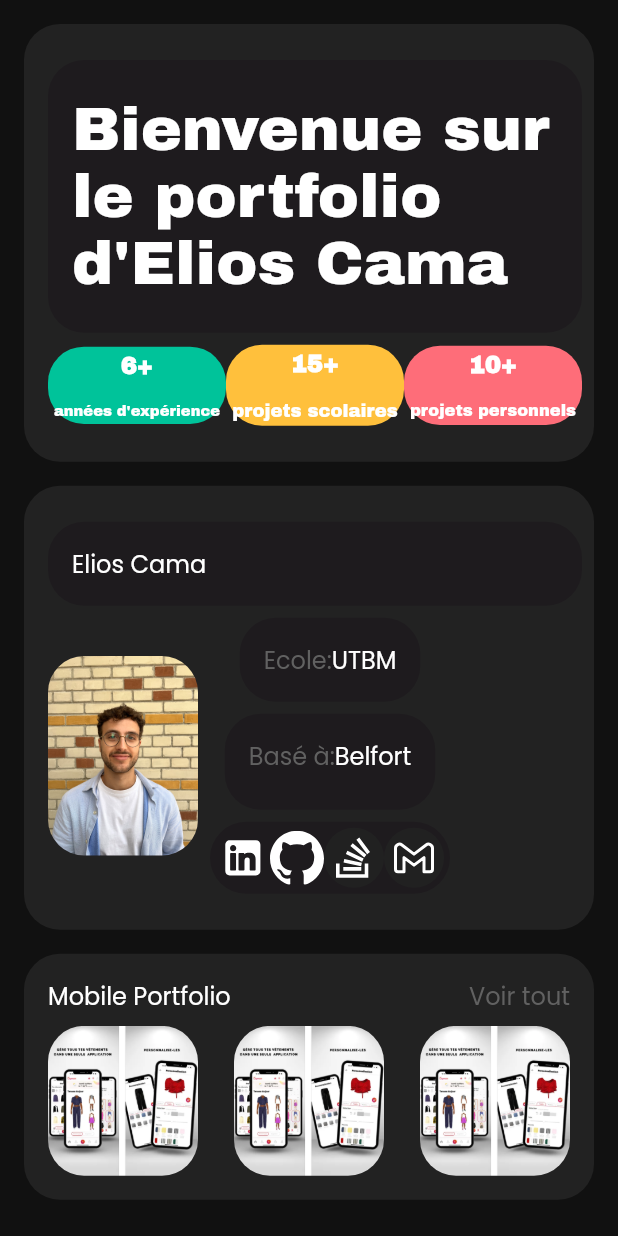
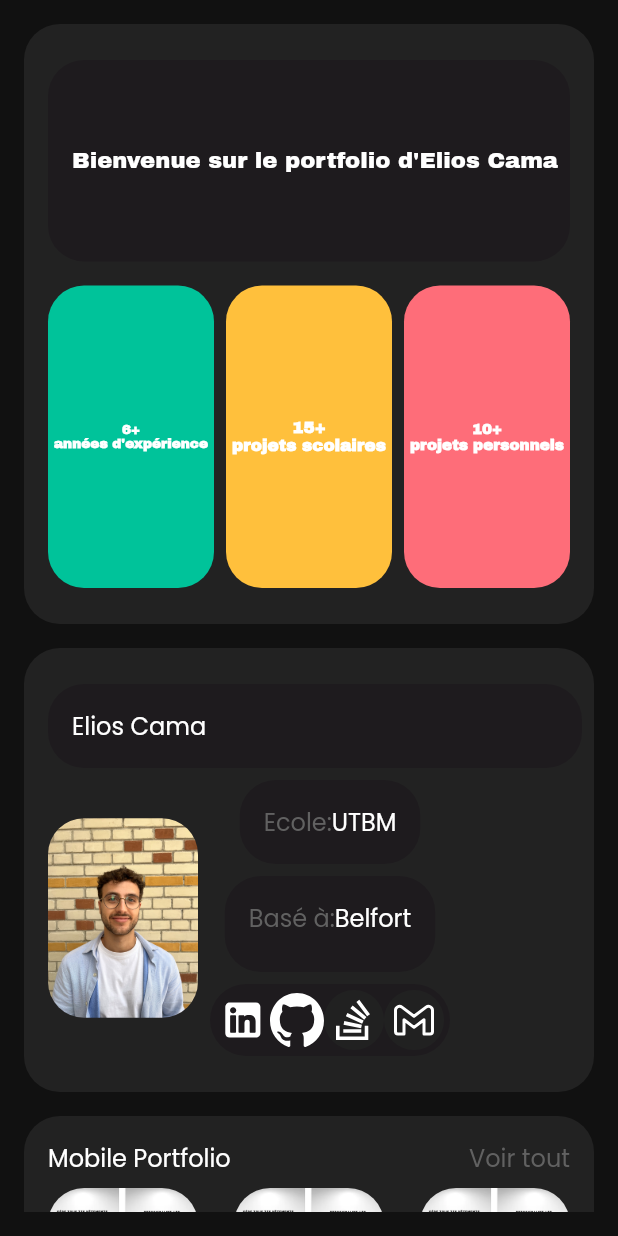
Before and after one commit to elios-cama/portfolio, a Flutter app: the screen it shows after launch, on a phone screen of 412 x 824 dp. Run offline on Flutter 3.47's test engine with Material 2 defaults, Android fonts, the light colour scheme and no system bars; our stand-ins replace flutter_svg, go_router, google_fonts, hooks_riverpod, riverpod.

Commit message:
fixed the colored case and the side bar

```diff
--- a/lib/main.dart
+++ b/lib/main.dart
@@ -18,9 +18,7 @@ class MyApp extends ConsumerWidget {
 
   @override
   Widget build(BuildContext context, WidgetRef ref) {
-    return MediaQuery(
-      data: MediaQueryData.fromWindow(WidgetsBinding.instance.window),
-      child: MaterialApp.router(
+    return MaterialApp.router(
       title: 'Portfolio',
       debugShowCheckedModeBanner: false,
       theme: ThemeData.dark().copyWith(
@@ -30,7 +28,6 @@ class MyApp extends ConsumerWidget {
         canvasColor: secondaryColor,
       ),
       routerConfig: router,
-      ),
     );
   }
 }
--- a/lib/pages/layout/responsive_layout_widget.dart
+++ b/lib/pages/layout/responsive_layout_widget.dart
@@ -1,7 +1,6 @@
 import 'package:flutter/material.dart';
 
 import '../../responsive.dart';
-import '../../theme/constants.dart';
 import '../side_bar/side_bar.dart';
 
 class ResponsiveLayoutWidget extends StatelessWidget {
--- a/lib/pages/layouts/home_page/mobile_list_widget.dart
+++ b/lib/pages/layouts/home_page/mobile_list_widget.dart
@@ -13,14 +13,18 @@ class MobileListWidget extends StatelessWidget {
 
   @override
   Widget build(BuildContext context) {
-    return Expanded(
+    return const Expanded(
       flex: 5,
       child: Padding(
-        padding: const EdgeInsets.all(defaultPadding),
+        padding: EdgeInsets.all(defaultPadding),
         child: SingleChildScrollView(
           child: Column(
-            children: const [
-              HomePagePresentation(),
+            mainAxisSize: MainAxisSize.min,
+            children: [
+              SizedBox(
+                child: HomePagePresentation(),
+                height: 400,
+              ),
               SizedBox(
                 height: defaultPadding,
               ),
--- a/lib/widgets/presentation/ColoredCase.dart
+++ b/lib/widgets/presentation/ColoredCase.dart
@@ -1,5 +1,4 @@
 import 'package:flutter/material.dart';
-import 'package:portflolio/theme/constants.dart';
 
 class ColoredCase extends StatelessWidget {
   const ColoredCase({
@@ -22,36 +21,19 @@ class ColoredCase extends StatelessWidget {
           borderRadius: BorderRadius.circular(24),
           color: color,
         ),
-        child: Column(
-          mainAxisAlignment: MainAxisAlignment.center,
-          children: [
-            FittedBox(
-              fit: BoxFit.contain, // Scale the text to fit within the available width
+        child: Center(
+          child: FittedBox(
+            fit: BoxFit.fitHeight,
             child: Text(
-                number,
+              '$number\n$description',
               textAlign: TextAlign.center,
               style: const TextStyle(
                 color: Colors.white,
                 fontWeight: FontWeight.bold,
                 fontFamily: 'Archivo',
-                  fontSize: 16, // Set the font size based on the width of the container
               ),
             ),
           ),
-            const SizedBox(height: defaultPadding), // Add some vertical spacing between the two texts
-            FittedBox(
-              fit: BoxFit.contain, // Scale the text to fit within the available width
-              child: Text(
-                description,
-                textAlign: TextAlign.center,
-                style: const TextStyle(
-                  color: Colors.white,
-                  fontFamily: 'Archivo',
-                  fontSize: 12, // Set the font size based on the width of the container
-                ),
-              ),
-            ),
-          ],
         ),
       ),
     );
--- a/lib/widgets/presentation/presentation_page_presentation.dart
+++ b/lib/widgets/presentation/presentation_page_presentation.dart
@@ -10,7 +10,7 @@ class HomePagePresentation extends StatelessWidget {
   @override
   Widget build(BuildContext context) {
     return Container(
-      padding: const EdgeInsets.only(top: 24, left: 16, right: 8, bottom: 24),
+      padding: const EdgeInsets.only(top: 24, left: 16, right: 16, bottom: 24),
       decoration: BoxDecoration(
         borderRadius: BorderRadius.circular(24),
         color: secondaryColor,
@@ -19,7 +19,9 @@ class HomePagePresentation extends StatelessWidget {
         crossAxisAlignment: CrossAxisAlignment.stretch,
         mainAxisAlignment: MainAxisAlignment.spaceBetween,
         children: [
-          Container(
+          Expanded(
+            flex: 2,
+            child: Container(
               padding: const EdgeInsets.only(top: 24, left: 16, right: 8, bottom: 24),
               decoration: BoxDecoration(
                 borderRadius: BorderRadius.circular(24),
@@ -27,31 +29,36 @@ class HomePagePresentation extends StatelessWidget {
               ),
               child: const FittedBox(
                 child: Text(
-                "Bienvenue sur \nle portfolio \nd'Elios Cama",
+                  "Bienvenue sur le portfolio d'Elios Cama",
                   textAlign: TextAlign.start,
                   softWrap: true,
                   style: TextStyle(color: Colors.white, fontFamily: 'Archivo', fontSize: 48),
                 ),
               ),
             ),
+          ),
           const SizedBox(
-            height: 8,
+            height: defaultPadding,
           ),
-          Row(
-            mainAxisAlignment: MainAxisAlignment.spaceBetween,
-            children:  [
-              // Container(child: Text('Test'),color: Colors.blue,),
-              // Container(child: Text('Test'),color: Colors.blue,),
-              // Container(child: Text('Test'),color: Colors.blue,),
+          const Expanded(
+            flex: 3,
+            child: Row(
+              children: [
                 ColoredCase(
                   color: Color(0xFF00C39A),
                   number: '6+',
                   description: "années d'expérience",
                 ),
+                SizedBox(
+                  width: 8,
+                ),
                 ColoredCase(
                   color: Color(0xFFFFC03C),
                   number: '15+',
                   description: "projets scolaires",
+                ),
+                SizedBox(
+                  width: 8,
                 ),
                 ColoredCase(
                   color: Color(0xFFFE6D79),
@@ -60,6 +67,7 @@ class HomePagePresentation extends StatelessWidget {
                 ),
               ],
             ),
+          ),
         ],
       ),
     );
```
Also changed, not shown: lib/pages/layouts/home_page/desktop_grid_widget.dart (+5 -5 lines), lib/pages/side_bar/side_bar.dart (+7 -17 lines), lib/widgets/sideBar/drawer_list_tile.dart (+6 -3 lines), pubspec.lock, 1 other file. Lines whose indentation alone changed are shown as unchanged.
